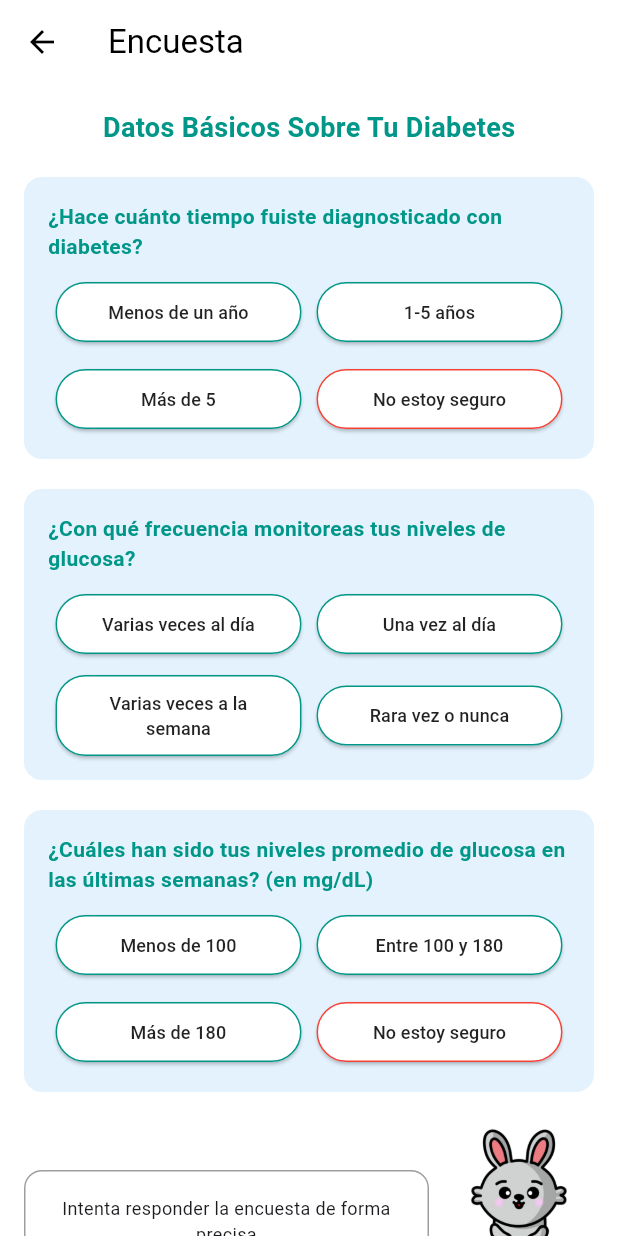
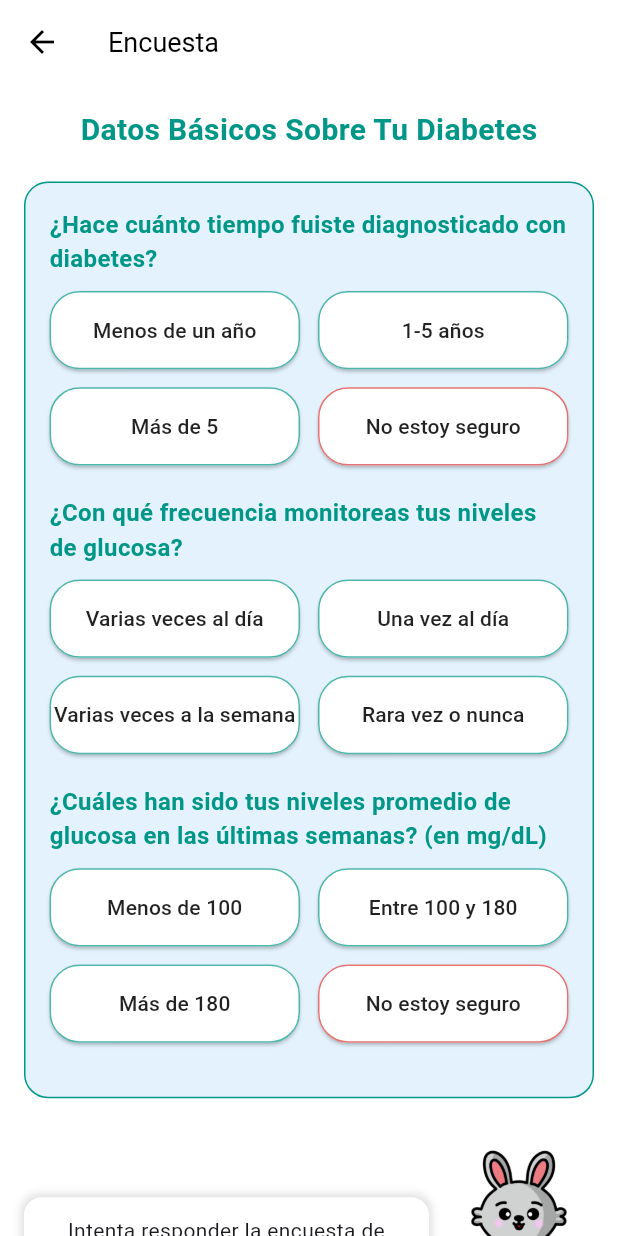
Before and after one commit to JonathanDeLaCruz/zean, a Flutter app: the DiabetesPage screen opened directly, on a phone screen of 412 x 824 dp. Run offline on Flutter 3.47's test engine with Material 3 defaults, Android fonts, the phone set to English and light mode, and no system bars; our stand-ins replace motion_tab_bar, qr_flutter; missing offline and left inert: flame.

Commit message:
vistas 2

```diff
--- a/lib/game/diabetes.dart
+++ b/lib/game/diabetes.dart
@@ -16,6 +16,9 @@ class _DiabetesPageState extends State<DiabetesPage> {
 
   @override
   Widget build(BuildContext context) {
+    final size = MediaQuery.of(context).size;
+    final isTablet = size.width > 600; // Determina si es tablet o no.
+
     return Scaffold(
       appBar: AppBar(
         leading: IconButton(
@@ -24,9 +27,12 @@ class _DiabetesPageState extends State<DiabetesPage> {
             Navigator.pop(context);
           },
         ),
-        title: const Text(
+        title: Text(
           "Encuesta",
-          style: TextStyle(color: Colors.black),
+          style: TextStyle(
+            color: Colors.black,
+            fontSize: isTablet ? 24 : 18,
+          ),
         ),
         backgroundColor: Colors.white,
         elevation: 0,
@@ -35,86 +41,94 @@ class _DiabetesPageState extends State<DiabetesPage> {
       backgroundColor: Colors.white,
       body: SingleChildScrollView(
         child: Padding(
-          padding: const EdgeInsets.all(16.0),
+          padding: EdgeInsets.all(isTablet ? 24.0 : 16.0),
           child: Column(
             crossAxisAlignment: CrossAxisAlignment.start,
             children: [
-              const Center(
+              Center(
                 child: Text(
                   "Datos Básicos Sobre Tu Diabetes",
                   style: TextStyle(
-                    fontSize: 18,
+                    fontSize: isTablet ? 28 : 20,
                     fontWeight: FontWeight.bold,
                     color: Colors.teal,
                   ),
                 ),
               ),
               const SizedBox(height: 20),
-              _buildQuestion(
-                question:
+              _buildQuestionCard(
+                questions: [
+                  {
+                    "question":
                         "¿Hace cuánto tiempo fuiste diagnosticado con diabetes?",
-                options: [
+                    "options": [
                       "Menos de un año",
                       "1-5 años",
                       "Más de 5",
-                  "No estoy seguro",
+                      "No estoy seguro"
                     ],
-                selectedValue: _selectedOption1,
-                onOptionSelected: (value) {
-                  setState(() {
-                    _selectedOption1 = value;
-                  });
                   },
-              ),
-              const SizedBox(height: 20),
-              _buildQuestion(
-                question:
+                  {
+                    "question":
                         "¿Con qué frecuencia monitoreas tus niveles de glucosa?",
-                options: [
+                    "options": [
                       "Varias veces al día",
                       "Una vez al día",
                       "Varias veces a la semana",
-                  "Rara vez o nunca",
+                      "Rara vez o nunca"
                     ],
-                selectedValue: _selectedOption2,
-                onOptionSelected: (value) {
-                  setState(() {
-                    _selectedOption2 = value;
-                  });
                   },
-              ),
-              const SizedBox(height: 20),
-              _buildQuestion(
-                question:
+                  {
+                    "question":
                         "¿Cuáles han sido tus niveles promedio de glucosa en las últimas semanas? (en mg/dL)",
-                options: [
+                    "options": [
                       "Menos de 100",
                       "Entre 100 y 180",
                       "Más de 180",
-                  "No estoy seguro",
+                      "No estoy seguro"
                     ],
-                selectedValue: _selectedOption3,
-                onOptionSelected: (value) {
+                  },
+                ],
+                selectedValues: [
+                  _selectedOption1,
+                  _selectedOption2,
+                  _selectedOption3,
+                ],
+                onOptionSelected: (index, value) {
                   setState(() {
+                    if (index == 0) {
+                      _selectedOption1 = value;
+                    } else if (index == 1) {
+                      _selectedOption2 = value;
+                    } else {
                       _selectedOption3 = value;
+                    }
                   });
                 },
+                isTablet: isTablet,
               ),
-              const SizedBox(height: 20),
+              const SizedBox(height: 30),
               // Conejo y mensaje
               Row(
                 crossAxisAlignment: CrossAxisAlignment.end,
                 children: [
                   Expanded(
                     child: Container(
-                      padding: const EdgeInsets.all(16.0),
+                      padding: EdgeInsets.all(isTablet ? 16.0 : 12.0),
                       decoration: BoxDecoration(
-                        border: Border.all(color: Colors.grey),
+                        color: Colors.white,
                         borderRadius: BorderRadius.circular(12),
+                        boxShadow: [
+                          BoxShadow(
+                            color: Colors.grey.shade300,
+                            spreadRadius: 2,
+                            blurRadius: 4,
+                          ),
+                        ],
                       ),
                       child: const Text(
                         "Intenta responder la encuesta de forma precisa",
-                        style: TextStyle(fontSize: 12),
+                        style: TextStyle(fontSize: 14),
                         textAlign: TextAlign.center,
                       ),
                     ),
@@ -122,15 +136,15 @@ class _DiabetesPageState extends State<DiabetesPage> {
                   const SizedBox(width: 10),
                   Image.asset(
                     'assets/images/conejo.png', // Ruta al conejo
-                    width: 100,
-                    height: 100,
+                    width: isTablet ? 140 : 100,
+                    height: isTablet ? 140 : 100,
                     fit: BoxFit.contain,
                   ),
                 ],
               ),
-              const SizedBox(height: 20),
+              const SizedBox(height: 30),
               Padding(
-                padding: const EdgeInsets.all(16.0),
+                padding: EdgeInsets.all(isTablet ? 24.0 : 16.0),
                 child: SizedBox(
                   width: double.infinity,
                   child: ElevatedButton(
@@ -138,21 +152,30 @@ class _DiabetesPageState extends State<DiabetesPage> {
                       Navigator.push(
                         context,
                         MaterialPageRoute(
-                          builder: (context) =>
-                              const ResultadoPage(puntos: 11, estado: 'CONTROL DEFICIENTE', descripcion : 'El usuario presenta síntomas frecuentes, falta de monitoreo y/o poca adherencia al tratamiento. Requiere intervención inmediata', color: Colors.red), // Asegúrate de tener CrearPage implementado
+                          builder: (context) => const ResultadoPage(
+                              puntos: 11,
+                              estado: 'CONTROL DEFICIENTE',
+                              descripcion:
+                                  'El usuario presenta síntomas frecuentes, falta de monitoreo y/o poca adherencia al tratamiento. Requiere intervención inmediata',
+                              color: Colors.red), // Implementado
                         ),
                       );
                     },
                     style: ElevatedButton.styleFrom(
                       backgroundColor: const Color(0xFF53746E),
-                      padding: const EdgeInsets.symmetric(vertical: 16),
+                      padding: EdgeInsets.symmetric(
+                        vertical: isTablet ? 20 : 16,
+                      ),
                       shape: RoundedRectangleBorder(
                         borderRadius: BorderRadius.circular(12),
                       ),
                     ),
-                    child: const Text(
+                    child: Text(
                       "Enviar",
-                      style: TextStyle(fontSize: 16, color: Colors.white),
+                      style: TextStyle(
+                        fontSize: isTablet ? 20 : 16,
+                        color: Colors.white,
+                      ),
                     ),
                   ),
                 ),
@@ -164,115 +187,91 @@ class _DiabetesPageState extends State<DiabetesPage> {
     );
   }
 
-  Widget _buildQuestion({
-    required String question,
-    required List<String> options,
-    required String? selectedValue,
-    required ValueChanged<String> onOptionSelected,
+Widget _buildQuestionCard({
+  required List<Map<String, dynamic>> questions,
+  required List<String?> selectedValues,
+  required void Function(int index, String value) onOptionSelected, // Cambiar el tipo aquí
+  required bool isTablet,
 }) {
   return Container(
-      padding: const EdgeInsets.all(16.0),
+    padding: EdgeInsets.all(isTablet ? 24.0 : 16.0),
     decoration: BoxDecoration(
       color: Colors.blue[50],
-        borderRadius: BorderRadius.circular(12),
+      borderRadius: BorderRadius.circular(16),
+      border: Border.all(color: Colors.teal, width: 1),
     ),
+    child: Column(
+      crossAxisAlignment: CrossAxisAlignment.start,
+      children: questions.asMap().entries.map((entry) {
+        final index = entry.key;
+        final question = entry.value["question"];
+        final options = entry.value["options"] as List<String>;
+
+        return Padding(
+          padding: const EdgeInsets.only(bottom: 20.0),
           child: Column(
             crossAxisAlignment: CrossAxisAlignment.start,
             children: [
               Text(
                 question,
-            style: const TextStyle(
-              fontSize: 14,
+                style: TextStyle(
+                  fontSize: isTablet ? 18 : 16,
                   fontWeight: FontWeight.bold,
                   color: Colors.teal,
                 ),
               ),
               const SizedBox(height: 10),
-          Column(
-            children: [
-              Row(
-                mainAxisAlignment: MainAxisAlignment.spaceBetween,
-                children: options.sublist(0, 2).map((option) {
-                  return Expanded(
-                    child: Padding(
-                      padding: const EdgeInsets.symmetric(horizontal: 5.0),
-                      child: ElevatedButton(
-                        onPressed: () => onOptionSelected(option),
+              GridView.builder(
+                shrinkWrap: true,
+                physics: const NeverScrollableScrollPhysics(),
+                gridDelegate: SliverGridDelegateWithFixedCrossAxisCount(
+                  crossAxisCount: 2,
+                  mainAxisSpacing: 12.0,
+                  crossAxisSpacing: 12.0,
+                  childAspectRatio: isTablet ? 4 : 3.2,
+                ),
+                itemCount: options.length,
+                itemBuilder: (context, optionIndex) {
+                  final option = options[optionIndex];
+                  return ElevatedButton(
+                    onPressed: () => onOptionSelected(index, option), // Uso del callback
                     style: ElevatedButton.styleFrom(
-                          backgroundColor: selectedValue == option
+                      backgroundColor: selectedValues[index] == option
                           ? Colors.teal
                           : Colors.white,
-                          foregroundColor: selectedValue == option
+                      foregroundColor: selectedValues[index] == option
                           ? Colors.white
                           : Colors.black87,
                       side: BorderSide(
                         color: option.contains("No estoy seguro")
-                                ? Colors.red
-                                : Colors.teal,
+                            ? Colors.red.shade300
+                            : Colors.teal.shade300,
                       ),
                       shape: RoundedRectangleBorder(
                         borderRadius: BorderRadius.circular(20),
                       ),
-                          padding: const EdgeInsets.symmetric(
-                            horizontal: 16,
-                            vertical: 10,
+                      padding: EdgeInsets.symmetric(
+                        vertical: isTablet ? 16 : 12,
                       ),
                     ),
                     child: Text(
                       option,
                       textAlign: TextAlign.center,
-                          style: const TextStyle(fontSize: 12),
+                      style: TextStyle(
+                        fontSize: isTablet ? 16 : 14,
                       ),
                     ),
+                  );
+                },
+              ),
+            ],
           ),
         );
       }).toList(),
     ),
-              const SizedBox(height: 10),
-              Row(
-                mainAxisAlignment: MainAxisAlignment.spaceBetween,
-                children: options.sublist(2, 4).map((option) {
-                  return Expanded(
-                    child: Padding(
-                      padding: const EdgeInsets.symmetric(horizontal: 5.0),
-                      child: ElevatedButton(
-                        onPressed: () => onOptionSelected(option),
-                        style: ElevatedButton.styleFrom(
-                          backgroundColor: selectedValue == option
-                              ? Colors.teal
-                              : Colors.white,
-                          foregroundColor: selectedValue == option
-                              ? Colors.white
-                              : Colors.black87,
-                          side: BorderSide(
-                            color: option.contains("No estoy seguro")
-                                ? Colors.red
-                                : Colors.teal,
-                          ),
-                          shape: RoundedRectangleBorder(
-                            borderRadius: BorderRadius.circular(20),
-                          ),
-                          padding: const EdgeInsets.symmetric(
-                            horizontal: 16,
-                            vertical: 10,
-                          ),
-                        ),
-                        child: Text(
-                          option,
-                          textAlign: TextAlign.center,
-                          style: const TextStyle(fontSize: 12),
-                        ),
-                      ),
-                    ),
-                  );
-                }).toList(),
-              ),
-            ],
-          ),
-        ],
-      ),
   );
 }
+
 }
 
 void main() {
```
Also changed, not shown: lib/game/encuesta_aviso.dart (+5 -5 lines), lib/game/home.dart (+17 -5 lines), lib/game/resultado.dart (+48 -32 lines). Lines whose indentation alone changed are shown as unchanged.
